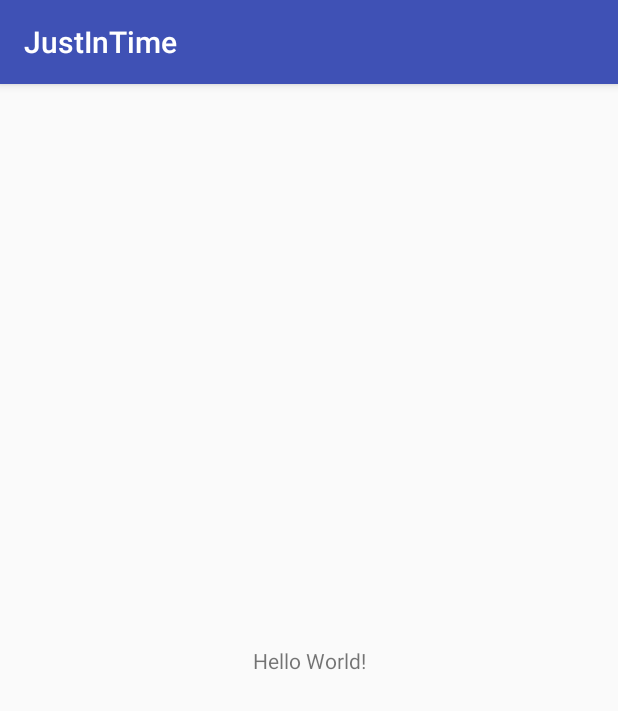
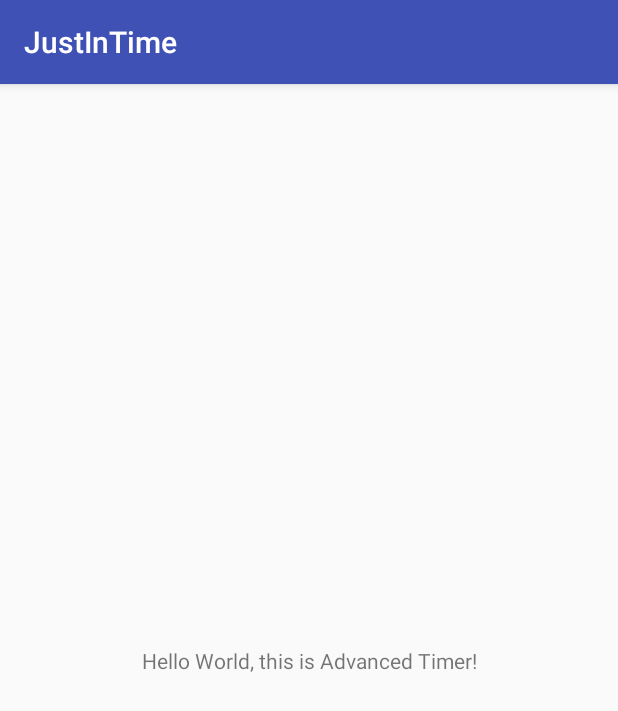
Before and after one commit to ITVolt/EDA397, an Android app: the screen it shows after launch (MainActivity), on a phone screen of 412 x 824 dp. Shown: the top 711 px of the screen. Run offline under Robolectric (Android 15) with nearby library versions, the phone set to English and light mode, and no system bars.

Commit message:
Tested to update string

```diff
--- a/JustInTime/app/src/main/res/layout/activity_main.xml
+++ b/JustInTime/app/src/main/res/layout/activity_main.xml
@@ -9,7 +9,7 @@
     <TextView
         android:layout_width="wrap_content"
         android:layout_height="wrap_content"
-        android:text="Hello World!"
+        android:text="Hello World, this is Advanced Timer!"
         app:layout_constraintBottom_toBottomOf="parent"
         app:layout_constraintLeft_toLeftOf="parent"
         app:layout_constraintRight_toRightOf="parent"
```
